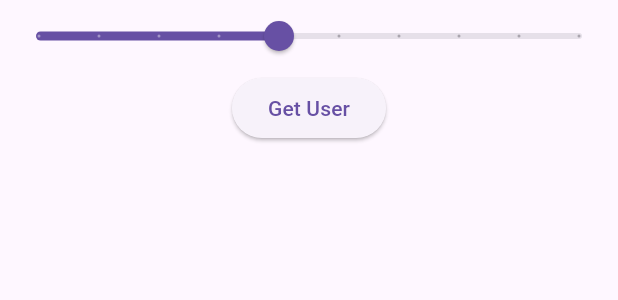
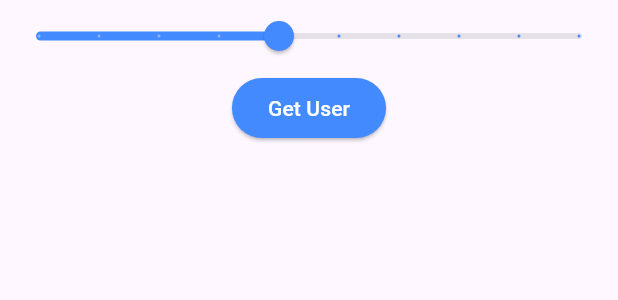
Before and after one commit to aliabdelnaby/clean-architecture, a Flutter app: the CustomSearchBar widget shown alone on an empty page, opened directly, on a phone screen of 412 x 824 dp. Shown: the top 300 px of the screen. Run offline on Flutter 3.47's test engine with Material 3 defaults, Android fonts, the phone set to English and light mode, and no system bars; our stand-ins replace dartz, dio, flutter_bloc, shared_preferences; missing offline and left inert: data_connection_checker_tv; accounts and stored records are empty.

Commit message:
Finish App

```diff
--- a/lib/features/user/presentation/widgets/custom_search_bar.dart
+++ b/lib/features/user/presentation/widgets/custom_search_bar.dart
@@ -20,6 +20,7 @@ class _CustomSearchBarState extends State<CustomSearchBar> {
     return Column(
       children: [
         Slider(
+          activeColor: Colors.blueAccent,
           value: id,
           onChanged: (value) {
             setState(() {
--- a/lib/features/user/presentation/widgets/get_user_button.dart
+++ b/lib/features/user/presentation/widgets/get_user_button.dart
@@ -8,9 +8,13 @@ class GetUserButton extends StatelessWidget {
     return Padding(
       padding: const EdgeInsets.symmetric(horizontal: 16.0),
       child: ElevatedButton(
+        style: ElevatedButton.styleFrom(
+          backgroundColor: Colors.blueAccent,
+        ),
         onPressed: onPressed,
         child: const Text(
           "Get User",
+          style: TextStyle(color: Colors.white),
         ),
       ),
     );
```
